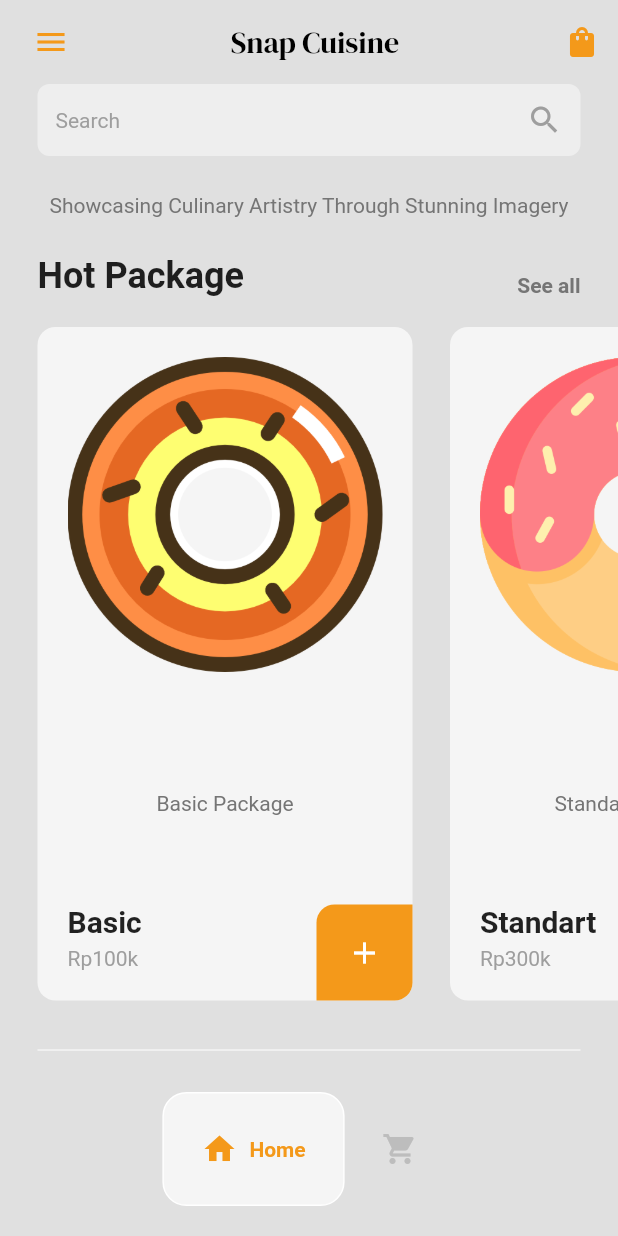
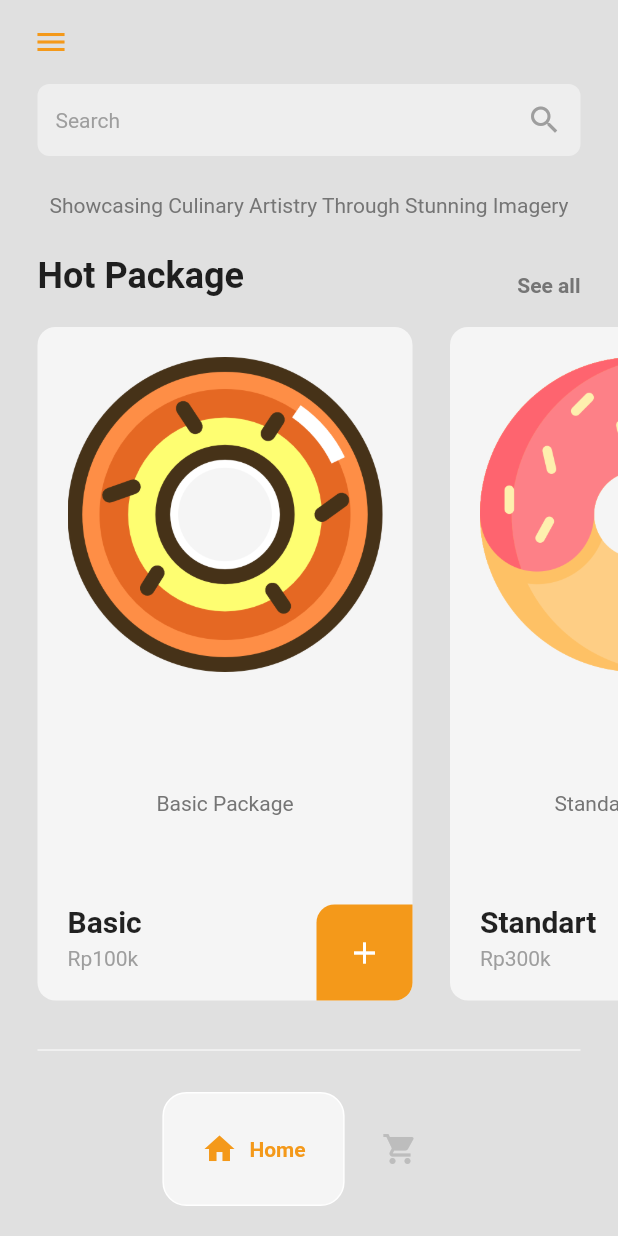
Before and after one commit to rumahrudi/pbl_snapc, a Flutter app: the HomePage screen opened directly, on a phone screen of 412 x 824 dp. Run offline on Flutter 3.47's test engine with Material 2 defaults, Android fonts, the phone set to English and light mode, and no system bars; drawn by our look-alikes of google_nav_bar; our stand-ins replace google_fonts.

Commit message:
update 2
gas

```diff
--- a/snapc/lib/pages/home_page.dart
+++ b/snapc/lib/pages/home_page.dart
@@ -43,15 +43,15 @@ class _HomePageState extends State<HomePage> {
       appBar: AppBar(
         backgroundColor: Colors.transparent,
         elevation: 0,
-        actions: [
-          IconButton(
-            onPressed: () {},
-            icon: Icon(
-              Icons.shopping_bag_rounded,
-              color: secondaryColor,
-            ),
-          )
-        ],
+        // actions: [
+        //   IconButton(
+        //     onPressed: () {},
+        //     icon: Icon(
+        //       Icons.shopping_bag_rounded,
+        //       color: secondaryColor,
+        //     ),
+        //   )
+        // ],
         leading: Builder(
           builder: (context) => IconButton(
             onPressed: () {
@@ -66,14 +66,14 @@ class _HomePageState extends State<HomePage> {
             ),
           ),
         ),
-        title: Center(
-          child: Text(
-            'Snap Cuisine',
-            style: GoogleFonts.dmSerifDisplay(
-              color: Colors.black,
-            ),
-          ),
-        ),
+        // title: Center(
+        //   child: Text(
+        //     'Snap Cuisine',
+        //     style: GoogleFonts.dmSerifDisplay(
+        //       color: Colors.black,
+        //     ),
+        //   ),
+        // ),
       ),
       drawer: Drawer(
         backgroundColor: secondaryColor,
@@ -87,6 +87,14 @@ class _HomePageState extends State<HomePage> {
                   child: Image.asset(
                     'lib/images/logo.png',
                     color: Colors.white,
+                  ),
+                ),
+                // * title
+                Text(
+                  'Snap Cuisine',
+                  style: GoogleFonts.dmSerifDisplay(
+                    color: Colors.white,
+                    fontSize: 28,
                   ),
                 ),
                 Padding(
--- a/snapc/lib/pages/intro_page.dart
+++ b/snapc/lib/pages/intro_page.dart
@@ -59,7 +59,7 @@ class IntroPage extends StatelessWidget {
               ),
               // * start now
               MyButton(
-                text: 'Shop Now',
+                text: 'Book Now',
                 onTap: () {
                   Navigator.push(
                       context,
--- a/snapc/lib/pages/page_details.dart
+++ b/snapc/lib/pages/page_details.dart
@@ -124,7 +124,7 @@ class _PageDetailsState extends State<PageDetails> {
 
                   // * button
                   MyButton(
-                    text: 'Book Now',
+                    text: 'Add To Cart',
                     onTap: () => addPhotoPackageToCart(widget.photo),
                   )
                 ],
```
